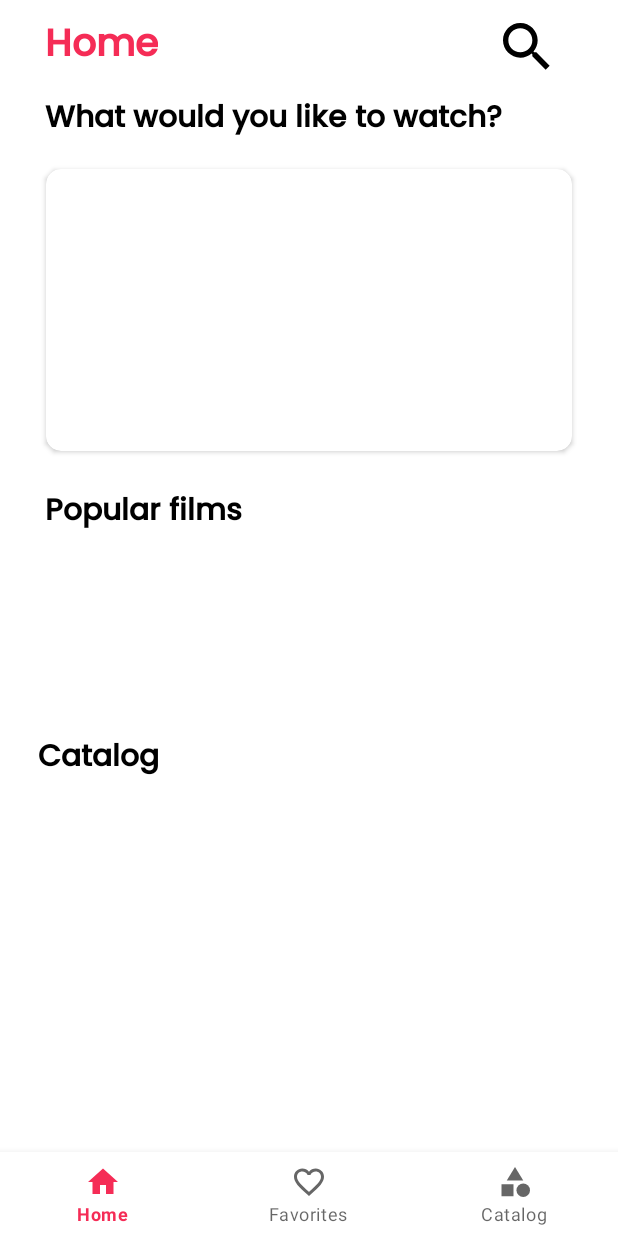
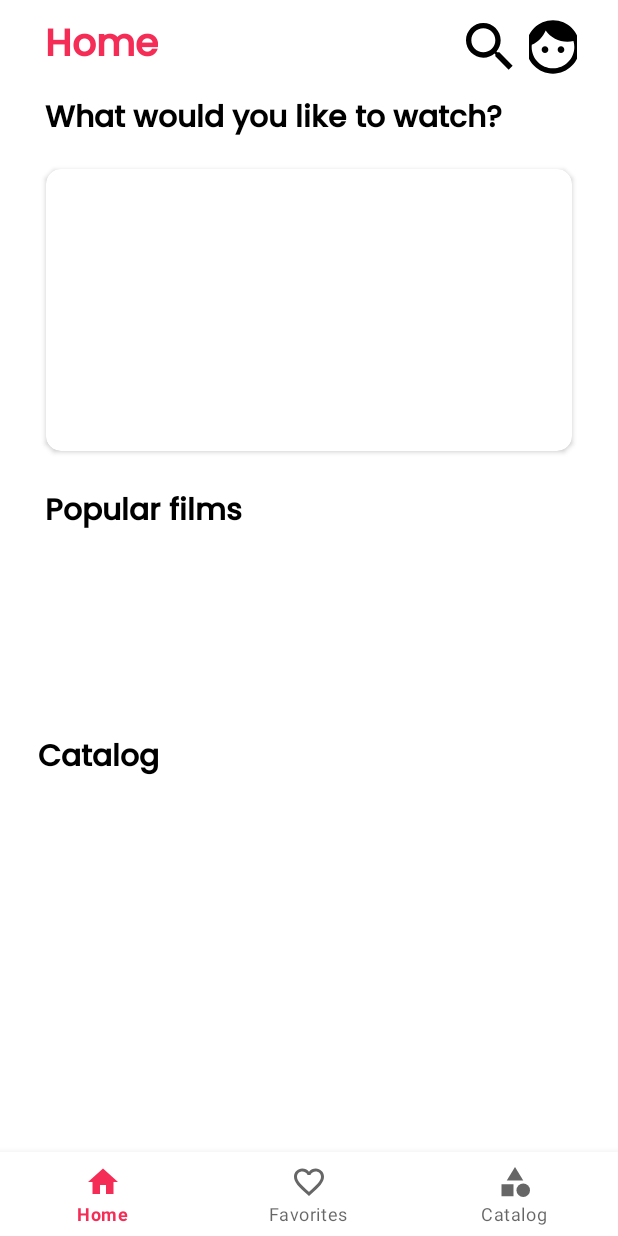
Before and after one commit to NurSoult/BeamApp, an Android app: the screen it shows after launch (MainActivity), on a phone screen of 412 x 824 dp. Run offline under Robolectric (Android 15) with nearby library versions, the phone set to English and light mode, and no system bars; our stand-ins replace navigation-ui.

Commit message:
add profile

```diff
--- /dev/null
+++ b/app/src/main/res/drawable/ic_profile.xml
@@ -0,0 +1,5 @@
+<vector android:height="24dp" android:tint="#000000"
+    android:viewportHeight="24" android:viewportWidth="24"
+    android:width="24dp" xmlns:android="http://schemas.android.com/apk/res/android">
+    <path android:fillColor="@android:color/white" android:pathData="M9,11.75c-0.69,0 -1.25,0.56 -1.25,1.25s0.56,1.25 1.25,1.25 1.25,-0.56 1.25,-1.25 -0.56,-1.25 -1.25,-1.25zM15,11.75c-0.69,0 -1.25,0.56 -1.25,1.25s0.56,1.25 1.25,1.25 1.25,-0.56 1.25,-1.25 -0.56,-1.25 -1.25,-1.25zM12,2C6.48,2 2,6.48 2,12s4.48,10 10,10 10,-4.48 10,-10S17.52,2 12,2zM12,20c-4.41,0 -8,-3.59 -8,-8 0,-0.29 0.02,-0.58 0.05,-0.86 2.36,-1.05 4.23,-2.98 5.21,-5.37C11.07,8.33 14.05,10 17.42,10c0.78,0 1.53,-0.09 2.25,-0.26 0.21,0.71 0.33,1.47 0.33,2.26 0,4.41 -3.59,8 -8,8z"/>
+</vector>
--- a/app/src/main/res/layout/fragment_home.xml
+++ b/app/src/main/res/layout/fragment_home.xml
@@ -41,9 +41,18 @@
         android:layout_width="32dp"
         android:layout_height="match_parent"
         android:layout_gravity="bottom|center"
-        android:layout_marginStart="230dp"
+        android:layout_marginStart="205dp"
         android:scaleType="centerCrop"
         android:src="@drawable/ic_search"/>
+
+    <ImageView
+        android:id="@+id/img_profile"
+        android:layout_width="32dp"
+        android:layout_height="match_parent"
+        android:layout_gravity="bottom|center"
+        android:layout_marginStart="10dp"
+        android:scaleType="centerCrop"
+        android:src="@drawable/ic_profile"/>
 </LinearLayout>
 
     <TextView
```
